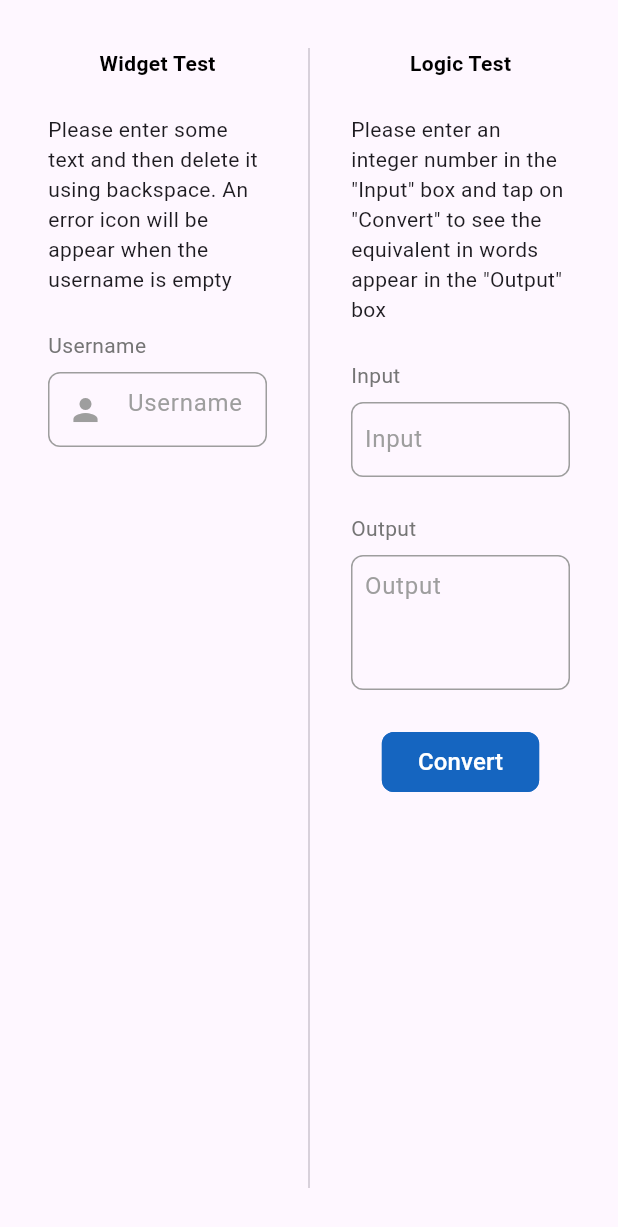
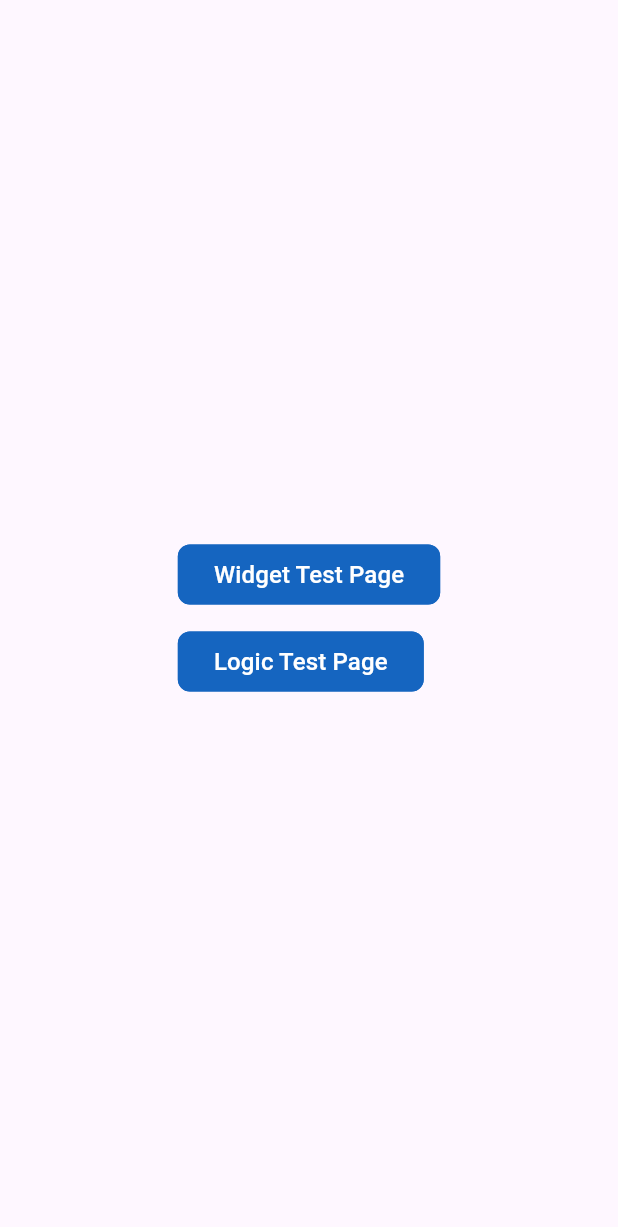
Before and after one commit to c0deslinger/gluon-flutter-test, a Flutter app: the screen it shows after launch, on a phone screen of 412 x 824 dp. Shown: the top 1227 px of the screen. Run offline on Flutter 3.47's test engine with Material 2 defaults, Android fonts, the phone set to English and light mode, and no system bars.

Commit message:
fix: home page

```diff
--- a/lib/home.dart
+++ b/lib/home.dart
@@ -9,16 +9,50 @@ class HomePage extends StatelessWidget {
   @override
   Widget build(BuildContext context) {
     return Scaffold(
-      body: Container(
-        margin: const EdgeInsets.all(32),
-        child: Row(
+      body: Center(
+        child: Column(
+          mainAxisAlignment: MainAxisAlignment.center,
+          crossAxisAlignment: CrossAxisAlignment.start,
           children: [
-            const Expanded(child: WidgetTestPage()),
-            Container(
-              margin: const EdgeInsets.symmetric(horizontal: 20),
-              child: const VerticalDivider(),
+            OutlinedButton(
+              onPressed: () {
+                Navigator.push(
+                    context,
+                    MaterialPageRoute(
+                        builder: (context) => const WidgetTestPage()));
+              },
+              style: OutlinedButton.styleFrom(
+                backgroundColor: Colors.blue.shade800,
+                foregroundColor: Colors.blue.shade800,
+                shape: RoundedRectangleBorder(
+                  borderRadius: BorderRadius.circular(8),
+                ),
+                side: BorderSide(color: Colors.blue.shade800),
+              ),
+              child: const Text(
+                'Widget Test Page',
+                style: TextStyle(fontSize: 16, color: Colors.white),
+              ),
             ),
-            Expanded(child: LogicTestPage())
+            const SizedBox(height: 10),
+            OutlinedButton(
+              onPressed: () {
+                Navigator.push(context,
+                    MaterialPageRoute(builder: (context) => LogicTestPage()));
+              },
+              style: OutlinedButton.styleFrom(
+                backgroundColor: Colors.blue.shade800,
+                foregroundColor: Colors.blue.shade800,
+                shape: RoundedRectangleBorder(
+                  borderRadius: BorderRadius.circular(8),
+                ),
+                side: BorderSide(color: Colors.blue.shade800),
+              ),
+              child: const Text(
+                'Logic Test Page',
+                style: TextStyle(fontSize: 16, color: Colors.white),
+              ),
+            )
           ],
         ),
       ),
--- a/lib/modules/view/logic_test_page.dart
+++ b/lib/modules/view/logic_test_page.dart
@@ -18,12 +18,13 @@ class LogicTestPage extends StatelessWidget {
   @override
   Widget build(BuildContext context) {
     return Scaffold(
-      body: Column(
+      appBar: AppBar(
+        title: const Text("Logic Test"),
+      ),
+      body: Container(
+        margin: const EdgeInsets.all(16),
+        child: Column(
           children: [
-          const Text("Logic Test",
-              style:
-                  TextStyle(color: Colors.black, fontWeight: FontWeight.w600)),
-          const SizedBox(height: 24),
             const Text(
                 "Please enter an integer number in the \"Input\" box and tap on \"Convert\" to see the equivalent in words appear in the \"Output\" box"),
             const SizedBox(height: 24),
@@ -40,7 +41,8 @@ class LogicTestPage extends StatelessWidget {
               label: "Output",
               controller: outputConverterController,
               maxLines: 3,
-            keyboardType: const TextInputType.numberWithOptions(decimal: true),
+              keyboardType:
+                  const TextInputType.numberWithOptions(decimal: true),
             ),
             const SizedBox(height: 24),
             OutlinedButton(
@@ -68,6 +70,7 @@ class LogicTestPage extends StatelessWidget {
             )
           ],
         ),
+      ),
     );
   }
 }
--- a/lib/modules/view/widget_test_page.dart
+++ b/lib/modules/view/widget_test_page.dart
@@ -7,13 +7,14 @@ class WidgetTestPage extends StatelessWidget {
 
   @override
   Widget build(BuildContext context) {
-    return const Scaffold(
-      body: Column(
+    return Scaffold(
+      appBar: AppBar(
+        title: const Text("Widget Test"),
+      ),
+      body: Container(
+        margin: const EdgeInsets.all(16),
+        child: const Column(
           children: [
-          Text("Widget Test",
-              style:
-                  TextStyle(color: Colors.black, fontWeight: FontWeight.w600)),
-          SizedBox(height: 24),
             Text(
                 "Please enter some text and then delete it using backspace. An error icon will be appear when the username is empty"),
             SizedBox(height: 24),
@@ -23,6 +24,7 @@ class WidgetTestPage extends StatelessWidget {
             ),
           ],
         ),
+      ),
     );
   }
 }
```
Lines whose indentation alone changed are shown as unchanged.
